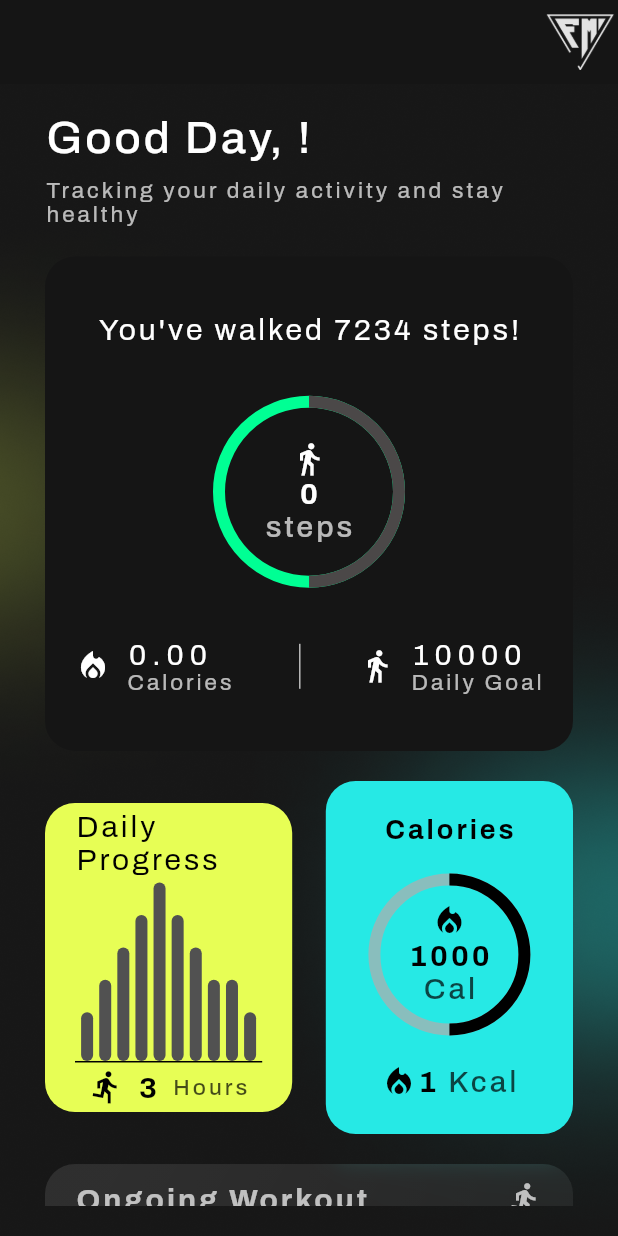
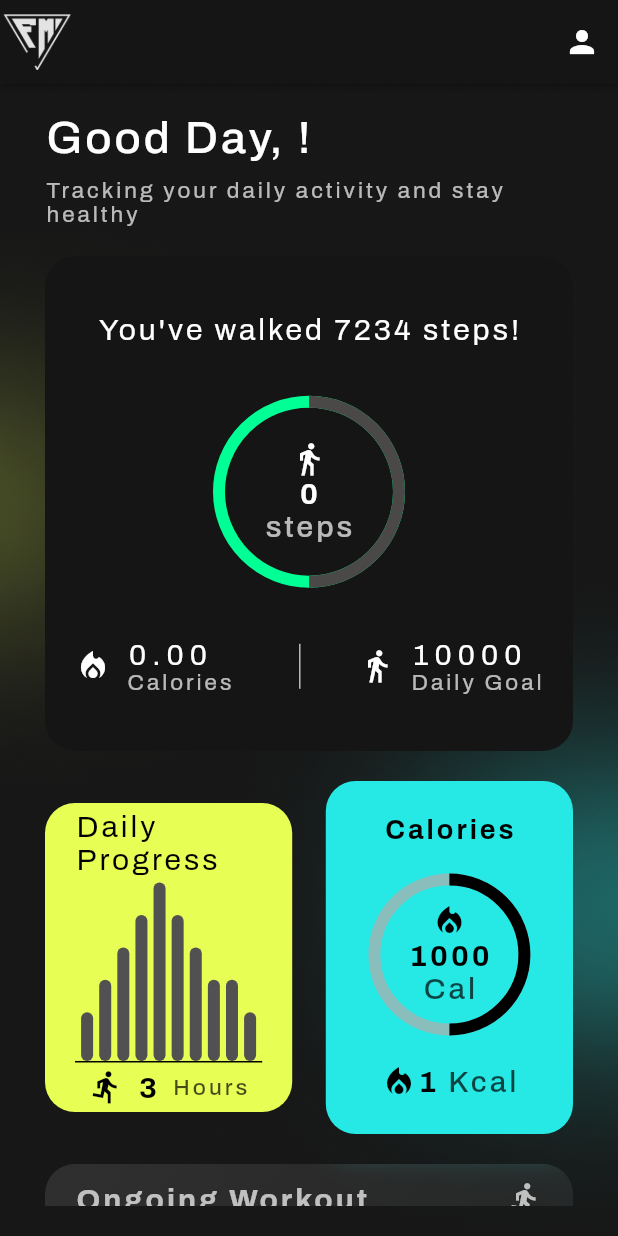
Before and after one commit to athul-rx/FitMate, a Flutter app: the Dashboard screen opened directly, on a phone screen of 412 x 824 dp. Run offline on Flutter 3.47's test engine with Material 2 defaults, Android fonts, the phone set to English and light mode, and no system bars; drawn by our look-alikes of fl_chart, glassmorphism; our stand-ins replace camera, charts_flutter, cloud_firestore, confetti, date_time_picker, firebase_auth and 7 more; missing offline and left inert: google_ml_kit, google_mlkit_commons, google_mlkit_pose_detection, sign_button; accounts and stored records are empty.

```diff
--- a/lib/Screens/dashboard.dart
+++ b/lib/Screens/dashboard.dart
@@ -4,6 +4,7 @@ import 'dart:developer';
 import 'package:confetti/confetti.dart';
 import 'package:firebase_auth/firebase_auth.dart';
 import 'package:fitmate/Screens/activity.dart';
+import 'package:fitmate/Screens/profile_screen.dart';
 import 'package:fitmate/Screens/workout_page1.dart';
 import 'package:fitmate/widgets/bar_chart.dart';
 import 'package:flutter/material.dart';
@@ -28,12 +29,14 @@ class _DashboardState extends State<Dashboard> {
   double caloriesBurned = 0.0;
   bool isListening = false;
   int prevStepCount = 0;
+  String name = "";
 
   late Timer _restTimer;
   late ConfettiController _controllerCenter;
 
   void getData() async {
     prefs = await SharedPreferences.getInstance();
+    name = prefs!.getString('name') ?? "";
   }
 
   @override
@@ -45,7 +48,7 @@ class _DashboardState extends State<Dashboard> {
     // startListening();
     _startResetTimer();
 
-    if(widget.isparty){
+    if (widget.isparty) {
       _controllerCenter.play();
     }
   }
@@ -129,24 +132,35 @@ class _DashboardState extends State<Dashboard> {
     startListening();
     calculateCaloriesBurned(stepCount, 0.4);
 
-    String name = FirebaseAuth.instance.currentUser!.email.toString();
 
-    return Stack(
-      alignment: Alignment.center,
-      children: [
-        Scaffold(
+    return (Scaffold(
         appBar: AppBar(
             backgroundColor: const Color.fromARGB(255, 21, 21, 21),
-              elevation: 0,
-              actions: [
-                Image.asset(
+            elevation: 2,
+            leadingWidth: 50,
+            leading: Image.asset(
               'assets/images/logo1.png',
               width: 50,
               height: 50,
-                )
-              ],
             ),
-            body: Container(
+            actions: [
+              IconButton(
+                onPressed: () {
+                  Navigator.push(
+                    context,
+                    MaterialPageRoute(builder: (context) => ProfileScreen()),
+                  );
+                },
+                icon: const Icon(
+                  Icons.person,
+                  color: Colors.white,
+                ),
+              ),
+            ]),
+        body: Stack(
+          alignment: Alignment.center,
+          children: [
+            Container(
               width: double.infinity,
               height: MediaQuery.of(context).size.height,
               padding: const EdgeInsets.symmetric(horizontal: 30, vertical: 20),
@@ -158,7 +172,6 @@ class _DashboardState extends State<Dashboard> {
               ),
               child: ListView(
                 children: [
-
                   Text(
                     "Good Day, $name!",
                     style: GoogleFonts.archivo(
@@ -660,7 +673,7 @@ class _DashboardState extends State<Dashboard> {
                   )
                 ],
               ),
-            )),
+            ),
             ConfettiWidget(
               confettiController: _controllerCenter,
               blastDirectionality: BlastDirectionality.explosive,
@@ -672,6 +685,6 @@ class _DashboardState extends State<Dashboard> {
               gravity: 0.2,
             ),
           ],
-    );
+        )));
   }
 }
--- a/lib/Screens/signup_screen.dart
+++ b/lib/Screens/signup_screen.dart
@@ -10,6 +10,7 @@ import 'package:fitmate/services/googleauth.dart';
 import 'package:fitmate/widgets/text_field.dart';
 import 'package:flutter/material.dart';
 import 'package:google_fonts/google_fonts.dart';
+import 'package:shared_preferences/shared_preferences.dart';
 
 import 'login_screen.dart';
 
@@ -186,6 +187,8 @@ class _SignupScreenState extends State<SignupScreen> {
       }
 
       log("going to add user to firestore");
+      SharedPreferences prefs = await SharedPreferences.getInstance();
+      prefs.setString('name', _nameController.text);
       // adding user to firestore
       await FirebaseFirestore.instance
           .collection("users")
--- a/lib/main.dart
+++ b/lib/main.dart
@@ -5,6 +5,7 @@ import 'package:firebase_auth/firebase_auth.dart';
 import 'package:firebase_core/firebase_core.dart';
 import 'package:fitmate/Screens/dashboard.dart';
 import 'package:fitmate/Screens/home_screen.dart';
+import 'package:fitmate/Screens/nutrition.dart';
 import 'package:fitmate/Screens/pose_detector_view.dart';
 import 'package:fitmate/Screens/signup_screen.dart';
 import 'package:flutter/material.dart';
@@ -69,7 +70,7 @@ class _MyAppState extends State<MyApp> {
                 fontWeight: FontWeight.normal,
                 color: Colors.white),
           )),
-      home: _defaultHome,
+      home: MyNutrition(),
     );
   }
 }
--- a/lib/services/camera_view.dart
+++ b/lib/services/camera_view.dart
@@ -89,7 +89,7 @@ class _CameraViewState extends State<CameraView> {
     final screenHeight = MediaQuery.of(context).size.height;
     final cameraHeight = screenHeight * 2.5 / 3;
     final counterHeight = screenHeight - cameraHeight;
-    if (widget.counter == 3) {
+    if (widget.counter == 10) {
       // Pop the page to the previous page
       Future.delayed(Duration.zero, () {
         Navigator.pushAndRemoveUntil(
```
Also changed, not shown: lib/Screens/profile_screen.dart (+43 -6 lines). Lines whose indentation alone changed are shown as unchanged.
